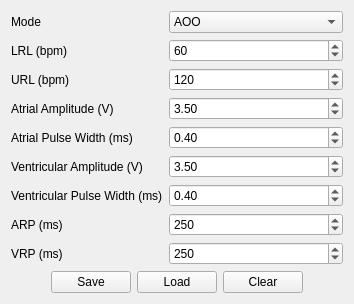
Qt form DCM/DCM_DELIV1/parameterform.ui (damhahlat/SFWRENG-3K04) before a commit.
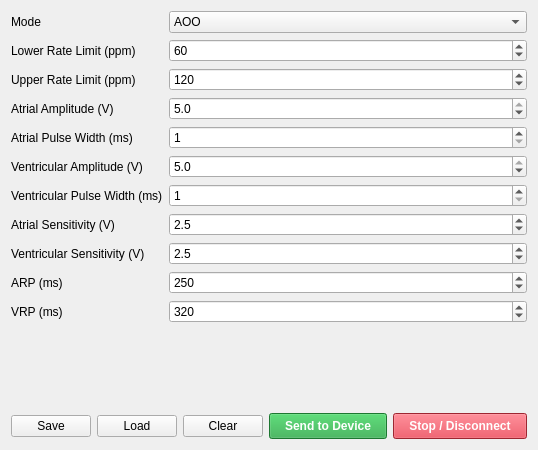
The same form after that commit.

What changed in the file:
```diff
--- a/DCM/DCM_DELIV1/parameterform.ui
+++ b/DCM/DCM_DELIV1/parameterform.ui
@@ -2,6 +2,14 @@
 <ui version="4.0">
  <class>ParameterForm</class>
  <widget class="QWidget" name="ParameterForm">
+  <property name="geometry">
+   <rect>
+    <x>0</x>
+    <y>0</y>
+    <width>400</width>
+    <height>450</height>
+   </rect>
+  </property>
   <layout class="QVBoxLayout" name="outerLayout">
    <item>
     <layout class="QFormLayout" name="formLayout">
@@ -9,51 +17,356 @@
      <item row="0" column="0"><widget class="QLabel" name="modeLbl"><property name="text"><string>Mode</string></property></widget></item>
      <item row="0" column="1">
       <widget class="QComboBox" name="modeCombo">
-       <item><property name="text"><string>AOO</string></property></item>
-       <item><property name="text"><string>VOO</string></property></item>
-       <item><property name="text"><string>AAI</string></property></item>
-       <item><property name="text"><string>VVI</string></property></item>
+       <item>
+        <property name="text">
+         <string>AOO</string>
+        </property>
+       </item>
+       <item>
+        <property name="text">
+         <string>VOO</string>
+        </property>
+       </item>
+       <item>
+        <property name="text">
+         <string>AAI</string>
+        </property>
+       </item>
+       <item>
+        <property name="text">
+         <string>VVI</string>
+        </property>
+       </item>
+       <item>
+        <property name="text">
+         <string>AOOR</string>
+        </property>
+       </item>
+       <item>
+        <property name="text">
+         <string>VOOR</string>
+        </property>
+       </item>
+       <item>
+        <property name="text">
+         <string>AAIR</string>
+        </property>
+       </item>
+       <item>
+        <property name="text">
+         <string>VVIR</string>
+        </property>
+       </item>
       </widget>
      </item>
-
-     <!-- Rate limits -->
-     <item row="1" column="0"><widget class="QLabel" name="lrlLbl"><property name="text"><string>LRL (bpm)</string></property></widget></item>
-     <item row="1" column="1"><widget class="QSpinBox" name="lrlSpin"><property name="minimum"><number>30</number></property><property name="maximum"><number>175</number></property><property name="value"><number>60</number></property></widget></item>
-
-     <item row="2" column="0"><widget class="QLabel" name="urlLbl"><property name="text"><string>URL (bpm)</string></property></widget></item>
-     <item row="2" column="1"><widget class="QSpinBox" name="urlSpin"><property name="minimum"><number>50</number></property><property name="maximum"><number>200</number></property><property name="value"><number>120</number></property></widget></item>
-
-     <!-- Atrial -->
-     <item row="3" column="0"><widget class="QLabel" name="aAmpLbl"><property name="text"><string>Atrial Amplitude (V)</string></property></widget></item>
-     <item row="3" column="1"><widget class="QDoubleSpinBox" name="aAmpSpin"><property name="minimum"><double>0.0</double></property><property name="maximum"><double>7.0</double></property><property name="singleStep"><double>0.1</double></property><property name="value"><double>3.5</double></property></widget></item>
-
-     <item row="4" column="0"><widget class="QLabel" name="aPwLbl"><property name="text"><string>Atrial Pulse Width (ms)</string></property></widget></item>
-     <item row="4" column="1"><widget class="QDoubleSpinBox" name="aPwSpin"><property name="minimum"><double>0.05</double></property><property name="maximum"><double>1.90</double></property><property name="singleStep"><double>0.05</double></property><property name="value"><double>0.4</double></property></widget></item>
-
-     <!-- Ventricular -->
-     <item row="5" column="0"><widget class="QLabel" name="vAmpLbl"><property name="text"><string>Ventricular Amplitude (V)</string></property></widget></item>
-     <item row="5" column="1"><widget class="QDoubleSpinBox" name="vAmpSpin"><property name="minimum"><double>0.0</double></property><property name="maximum"><double>7.0</double></property><property name="singleStep"><double>0.1</double></property><property name="value"><double>3.5</double></property></widget></item>
-
-     <item row="6" column="0"><widget class="QLabel" name="vPwLbl"><property name="text"><string>Ventricular Pulse Width (ms)</string></property></widget></item>
-     <item row="6" column="1"><widget class="QDoubleSpinBox" name="vPwSpin"><property name="minimum"><double>0.05</double></property><property name="maximum"><double>1.90</double></property><property name="singleStep"><double>0.05</double></property><property name="value"><double>0.4</double></property></widget></item>
-
-     <!-- Refractory -->
-     <item row="7" column="0"><widget class="QLabel" name="arpLbl"><property name="text"><string>ARP (ms)</string></property></widget></item>
-     <item row="7" column="1"><widget class="QSpinBox" name="arpSpin"><property name="minimum"><number>150</number></property><property name="maximum"><number>500</number></property><property name="value"><number>250</number></property></widget></item>
-
-     <item row="8" column="0"><widget class="QLabel" name="vrpLbl"><property name="text"><string>VRP (ms)</string></property></widget></item>
-     <item row="8" column="1"><widget class="QSpinBox" name="vrpSpin"><property name="minimum"><number>150</number></property><property name="maximum"><number>500</number></property><property name="value"><number>250</number></property></widget></item>
+     <item row="1" column="0">
+      <widget class="QLabel" name="lrlLabel">
+       <property name="text">
+        <string>Lower Rate Limit (ppm)</string>
+       </property>
+      </widget>
+     </item>
+     <item row="1" column="1">
+      <widget class="QSpinBox" name="lrlSpin">
+       <property name="minimum">
+        <number>30</number>
+       </property>
+       <property name="maximum">
+        <number>175</number>
+       </property>
+       <property name="singleStep">
+        <number>1</number>
+       </property>
+       <property name="value">
+        <number>60</number>
+       </property>
+      </widget>
+     </item>
+     <item row="2" column="0">
+      <widget class="QLabel" name="urlLabel">
+       <property name="text">
+        <string>Upper Rate Limit (ppm)</string>
+       </property>
+      </widget>
+     </item>
+     <item row="2" column="1">
+      <widget class="QSpinBox" name="urlSpin">
+       <property name="minimum">
+        <number>50</number>
+       </property>
+       <property name="maximum">
+        <number>175</number>
+       </property>
+       <property name="singleStep">
+        <number>5</number>
+       </property>
+       <property name="value">
+        <number>120</number>
+       </property>
+      </widget>
+     </item>
+     <item row="3" column="0">
+      <widget class="QLabel" name="aAmpLabel">
+       <property name="text">
+        <string>Atrial Amplitude (V)</string>
+       </property>
+      </widget>
+     </item>
+     <item row="3" column="1">
+      <widget class="QDoubleSpinBox" name="aAmpSpin">
+       <property name="decimals">
+        <number>1</number>
+       </property>
+       <property name="minimum">
+        <double>0.000000000000000</double>
+       </property>
+       <property name="maximum">
+        <double>5.000000000000000</double>
+       </property>
+       <property name="singleStep">
+        <double>0.100000000000000</double>
+       </property>
+       <property name="value">
+        <double>5.000000000000000</double>
+       </property>
+      </widget>
+     </item>
+     <item row="4" column="0">
+      <widget class="QLabel" name="aPwLabel">
+       <property name="text">
+        <string>Atrial Pulse Width (ms)</string>
+       </property>
+      </widget>
+     </item>
+     <item row="4" column="1">
+      <widget class="QDoubleSpinBox" name="aPwSpin">
+       <property name="decimals">
+        <number>0</number>
+       </property>
+       <property name="minimum">
+        <double>1.000000000000000</double>
+       </property>
+       <property name="maximum">
+        <double>30.000000000000000</double>
+       </property>
+       <property name="singleStep">
+        <double>1.000000000000000</double>
+       </property>
+       <property name="value">
+        <double>1.000000000000000</double>
+       </property>
+      </widget>
+     </item>
+     <item row="5" column="0">
+      <widget class="QLabel" name="vAmpLabel">
+       <property name="text">
+        <string>Ventricular Amplitude (V)</string>
+       </property>
+      </widget>
+     </item>
+     <item row="5" column="1">
+      <widget class="QDoubleSpinBox" name="vAmpSpin">
+       <property name="decimals">
+        <number>1</number>
+       </property>
+       <property name="minimum">
+        <double>0.000000000000000</double>
+       </property>
+       <property name="maximum">
+        <double>5.000000000000000</double>
+       </property>
+       <property name="singleStep">
+        <double>0.100000000000000</double>
+       </property>
+       <property name="value">
+        <double>5.000000000000000</double>
+       </property>
+      </widget>
+     </item>
+     <item row="6" column="0">
+      <widget class="QLabel" name="vPwLabel">
+       <property name="text">
+        <string>Ventricular Pulse Width (ms)</string>
+       </property>
+      </widget>
+     </item>
+     <item row="6" column="1">
+      <widget class="QDoubleSpinBox" name="vPwSpin">
+       <property name="decimals">
+        <number>0</number>
+       </property>
+       <property name="minimum">
+        <double>1.000000000000000</double>
+       </property>
+       <property name="maximum">
+        <double>30.000000000000000</double>
+       </property>
+       <property name="singleStep">
+        <double>1.000000000000000</double>
+       </property>
+       <property name="value">
+        <double>1.000000000000000</double>
+       </property>
+      </widget>
+     </item>
+     <item row="7" column="0">
+      <widget class="QLabel" name="aSensLabel">
+       <property name="text">
+        <string>Atrial Sensitivity (V)</string>
+       </property>
+      </widget>
+     </item>
+     <item row="7" column="1">
+      <widget class="QDoubleSpinBox" name="aSensSpin">
+       <property name="decimals">
+        <number>1</number>
+       </property>
+       <property name="minimum">
+        <double>0.000000000000000</double>
+       </property>
+       <property name="maximum">
+        <double>5.000000000000000</double>
+       </property>
+       <property name="singleStep">
+        <double>0.100000000000000</double>
+       </property>
+       <property name="value">
+        <double>2.500000000000000</double>
+       </property>
+      </widget>
+     </item>
+     <item row="8" column="0">
+      <widget class="QLabel" name="vSensLabel">
+       <property name="text">
+        <string>Ventricular Sensitivity (V)</string>
+       </property>
+      </widget>
+     </item>
+     <item row="8" column="1">
+      <widget class="QDoubleSpinBox" name="vSensSpin">
+       <property name="decimals">
+        <number>1</number>
+       </property>
+       <property name="minimum">
+        <double>0.000000000000000</double>
+       </property>
+       <property name="maximum">
+        <double>5.000000000000000</double>
+       </property>
+       <property name="singleStep">
+        <double>0.100000000000000</double>
+       </property>
+       <property name="value">
+        <double>2.500000000000000</double>
+       </property>
+      </widget>
+     </item>
+     <item row="9" column="0">
+      <widget class="QLabel" name="arpLabel">
+       <property name="text">
+        <string>ARP (ms)</string>
+       </property>
+      </widget>
+     </item>
+     <item row="9" column="1">
+      <widget class="QSpinBox" name="arpSpin">
+       <property name="minimum">
+        <number>150</number>
+       </property>
+       <property name="maximum">
+        <number>500</number>
+       </property>
+       <property name="singleStep">
+        <number>10</number>
+       </property>
+       <property name="value">
+        <number>250</number>
+       </property>
+      </widget>
+     </item>
+     <item row="10" column="0">
+      <widget class="QLabel" name="vrpLabel">
+       <property name="text">
+        <string>VRP (ms)</string>
+       </property>
+      </widget>
+     </item>
+     <item row="10" column="1">
+      <widget class="QSpinBox" name="vrpSpin">
+       <property name="minimum">
+        <number>150</number>
+       </property>
+       <property name="maximum">
+        <number>500</number>
+       </property>
+       <property name="singleStep">
+        <number>10</number>
+       </property>
+       <property name="value">
+        <number>320</number>
+       </property>
+      </widget>
+     </item>
     </layout>
    </item>
 
    <!-- Buttons row -->
    <item>
     <layout class="QHBoxLayout" name="buttonRow">
-     <item><spacer name="btnLeft"><property name="orientation"><enum>Qt::Horizontal</enum></property><property name="sizeHint" stdset="0"><size><width>40</width><height>20</height></size></property></spacer></item>
-     <item><widget class="QPushButton" name="saveBtn"><property name="text"><string>Save</string></property></widget></item>
-     <item><widget class="QPushButton" name="loadBtn"><property name="text"><string>Load</string></property></widget></item>
-     <item><widget class="QPushButton" name="clearBtn"><property name="text"><string>Clear</string></property></widget></item>
-     <item><spacer name="btnRight"><property name="orientation"><enum>Qt::Horizontal</enum></property><property name="sizeHint" stdset="0"><size><width>40</width><height>20</height></size></property></spacer></item>
+     <item>
+      <widget class="QPushButton" name="saveBtn">
+       <property name="text">
+        <string>Save</string>
+       </property>
+      </widget>
+     </item>
+     <item>
+      <widget class="QPushButton" name="loadBtn">
+       <property name="text">
+        <string>Load</string>
+       </property>
+      </widget>
+     </item>
+     <item>
+      <widget class="QPushButton" name="clearBtn">
+       <property name="text">
+        <string>Clear</string>
+       </property>
+      </widget>
+     </item>
+     <item>
+      <spacer name="btnSpacer">
+       <property name="orientation">
+        <enum>Qt::Horizontal</enum>
+       </property>
+       <property name="sizeHint" stdset="0">
+        <size>
+         <width>40</width>
+         <height>20</height>
+        </size>
+       </property>
+      </spacer>
+     </item>
+     <item>
+      <widget class="QPushButton" name="sendBtn">
+       <property name="text">
+        <string>Send to Device</string>
+       </property>
+       <property name="styleSheet">
+        <string notr="true">background-color: #28a745; color: white; font-weight: bold; padding: 5px 15px;</string>
+       </property>
+      </widget>
+     </item>
+     <item>
+      <widget class="QPushButton" name="stopBtn">
+       <property name="text">
+        <string>Stop / Disconnect</string>
+       </property>
+       <property name="styleSheet">
+        <string notr="true">background-color: #dc3545; color: white; font-weight: bold; padding: 5px 15px;</string>
+       </property>
+      </widget>
+     </item>
     </layout>
    </item>
   </layout>
```
Left out of the diff: 11 changed lines with no effect on the pictures.
